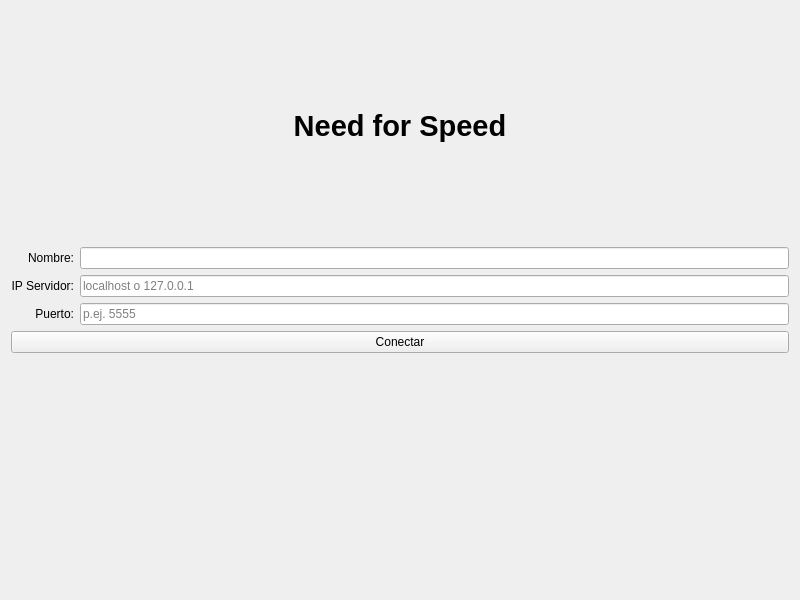
Old version of the form client/Pantallas/loginscreen.ui in the repository Taller-de-Programacion-2c2025-Grupo-20/TP_final-2025c2-Grupo20.
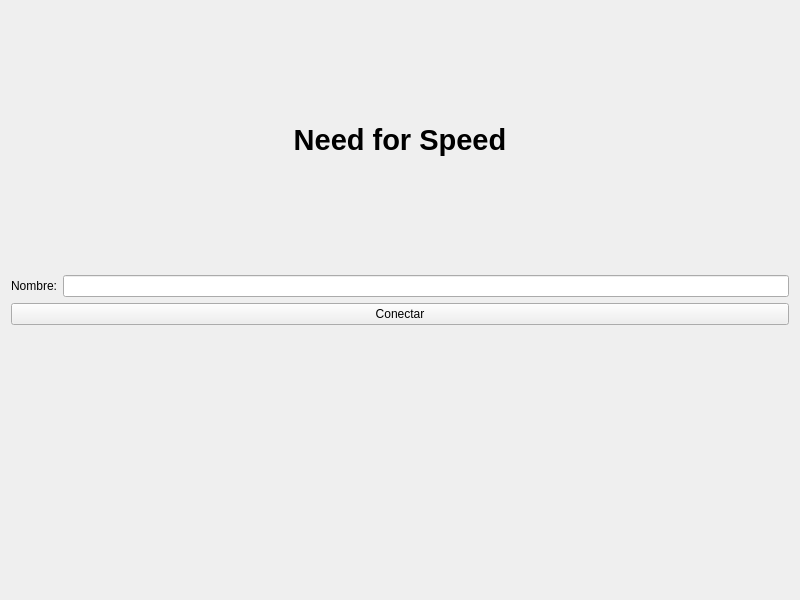
New version of the form.

Diff of the .ui file:
```diff
--- a/client/Pantallas/loginscreen.ui
+++ b/client/Pantallas/loginscreen.ui
@@ -25,48 +25,27 @@
      </property>
     </widget>
    </item>
-
-   <item row="1" column="0">
-    <widget class="QLabel" name="label_nombre">
-     <property name="text"><string>Nombre:</string></property>
-     <property name="alignment"><set>Qt::AlignRight|Qt::AlignVCenter</set></property>
+   <item row="2" column="0" colspan="2">
+    <widget class="QPushButton" name="btn_conectar">
+     <property name="text">
+      <string>Conectar</string>
+     </property>
     </widget>
    </item>
    <item row="1" column="1">
     <widget class="QLineEdit" name="edit_nombre"/>
    </item>
-
-   <item row="2" column="0">
-    <widget class="QLabel" name="label_ip_servidor">
-     <property name="text"><string>IP Servidor:</string></property>
-     <property name="alignment"><set>Qt::AlignRight|Qt::AlignVCenter</set></property>
+   <item row="1" column="0">
+    <widget class="QLabel" name="label_nombre">
+     <property name="text">
+      <string>Nombre:</string>
+     </property>
+     <property name="alignment">
+      <set>Qt::AlignRight|Qt::AlignTrailing|Qt::AlignVCenter</set>
+     </property>
     </widget>
    </item>
-   <item row="2" column="1">
-    <widget class="QLineEdit" name="edit_ip_servidor">
-     <property name="placeholderText"><string>localhost o 127.0.0.1</string></property>
-    </widget>
-   </item>
-
-   <item row="3" column="0">
-    <widget class="QLabel" name="label_puerto">
-     <property name="text"><string>Puerto:</string></property>
-     <property name="alignment"><set>Qt::AlignRight|Qt::AlignVCenter</set></property>
-    </widget>
-   </item>
-   <item row="3" column="1">
-    <widget class="QLineEdit" name="edit_puerto">
-     <property name="placeholderText"><string>p.ej. 5555</string></property>
-    </widget>
-   </item>
-
-   <item row="4" column="0" colspan="2">
-    <widget class="QPushButton" name="btn_conectar">
-     <property name="text"><string>Conectar</string></property>
-    </widget>
-   </item>
-
-   <item row="5" column="0" colspan="2">
+   <item row="3" column="0" colspan="2">
     <widget class="QLabel" name="label_error">
      <property name="styleSheet"><string notr="true">color: red;</string></property>
      <property name="text"><string/></property>
```
Left out of the diff: 29 changed lines with no effect on the pictures.
